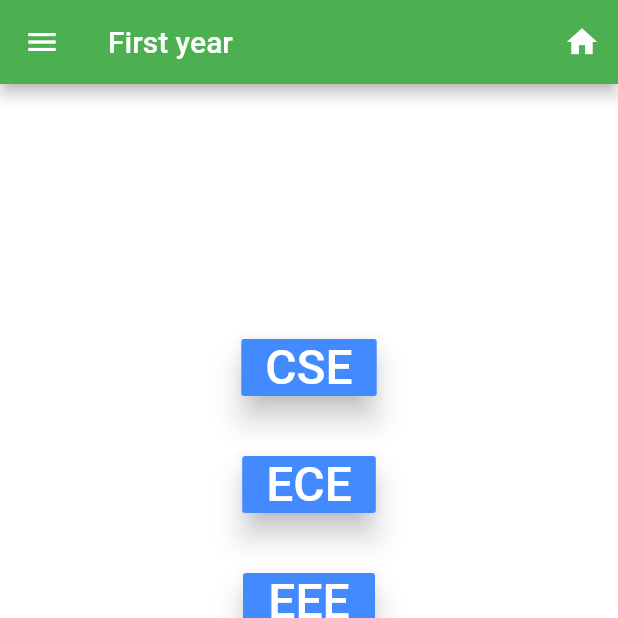
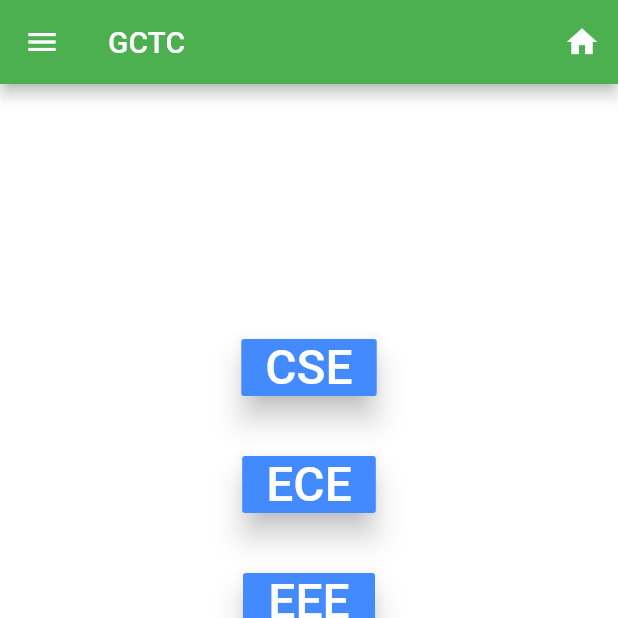
Before and after one commit to KoushikAI/first_trial, a Flutter app: the screen it shows after launch, on a phone screen of 412 x 824 dp, the top half of it. Run offline on Flutter 3.47's test engine with Material 2 defaults, Android fonts, the phone set to English and light mode, and no system bars; our stand-ins replace splashscreen.

```diff
--- a/lib/FIRST/first.dart
+++ b/lib/FIRST/first.dart
@@ -33,7 +33,7 @@ class _FirstState extends State<First> {
           ],
           backgroundColor: Colors.green,
           title: Text(
-            "First year",
+            "GCTC",
             textAlign: TextAlign.center,
           ),
         ),
```
